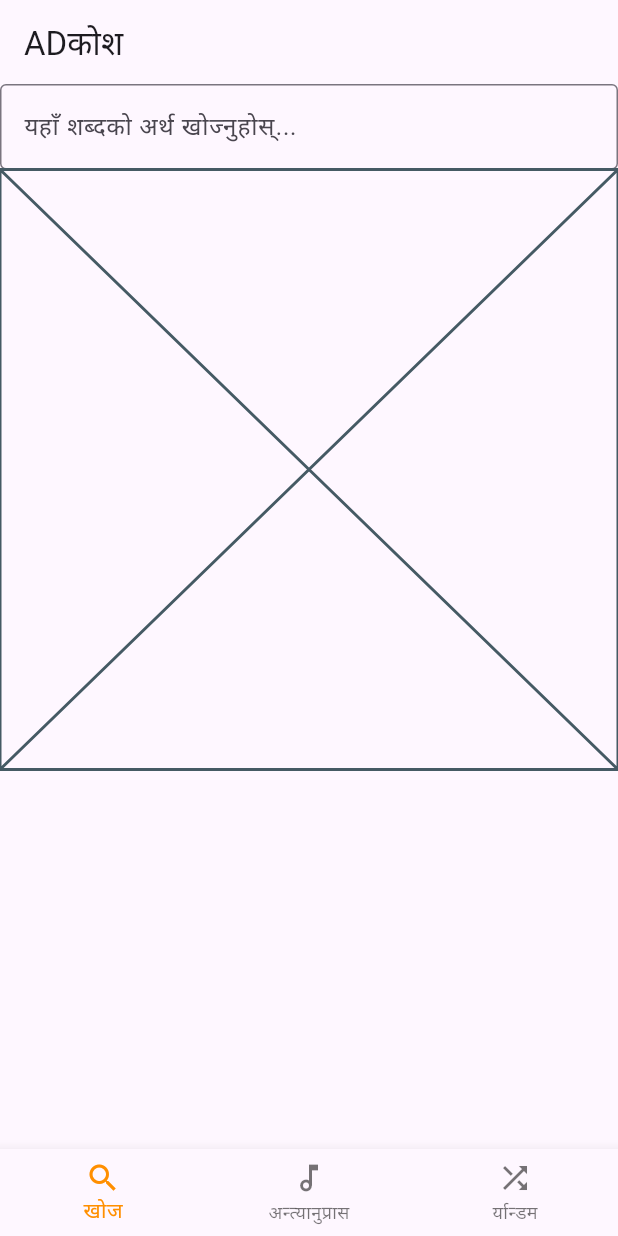
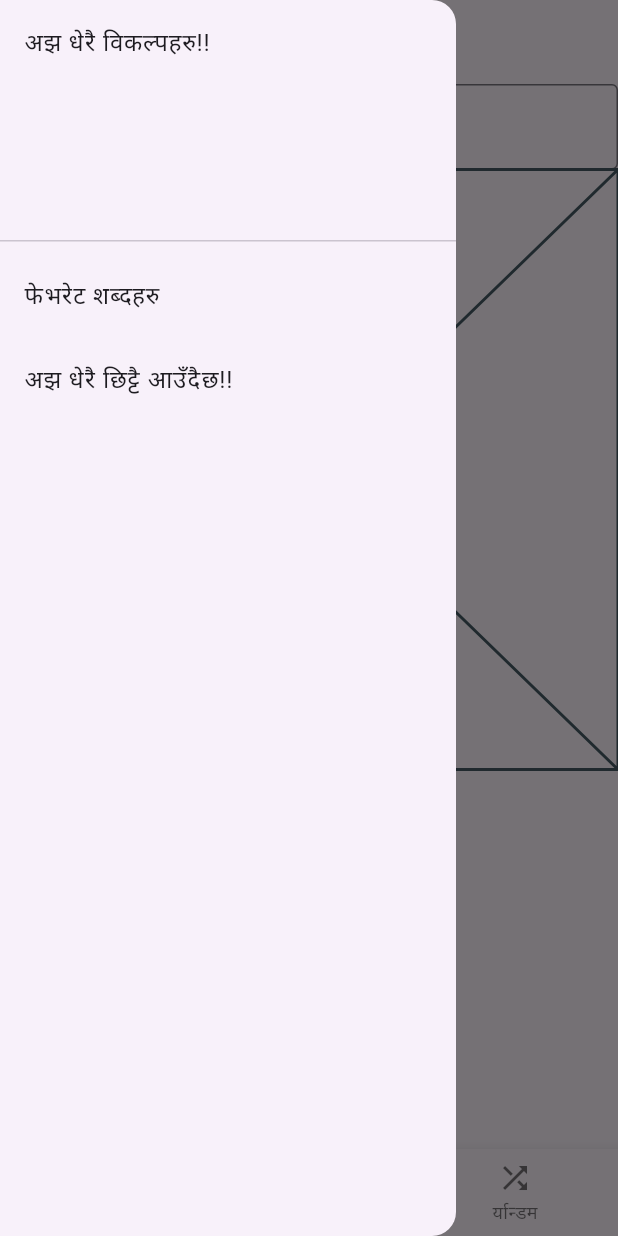
Before and after one commit to miracleanupam/ADKosh, a Flutter app: the screen it shows after launch, with the side drawer open (before the commit the screen has no drawer), on a phone screen of 412 x 824 dp. Run offline on Flutter 3.47's test engine with Material 2 defaults, Android fonts, the phone set to English and light mode, and no system bars; our stand-ins replace sqflite; accounts and stored records are empty.

Commit message:
feat: added navigation drawer on the dashboard

```diff
--- a/lib/screens/dashboard.dart
+++ b/lib/screens/dashboard.dart
@@ -1,3 +1,4 @@
+import 'package:adkosh/screens/drawer.dart';
 import 'package:adkosh/screens/random.dart';
 import 'package:adkosh/screens/search.dart';
 import 'package:adkosh/screens/searchRhyme.dart';
@@ -16,10 +17,6 @@ class _DashboardState extends State<Dashboard> {
       TextStyle(fontSize: 30, fontWeight: FontWeight.bold);
   static List<Widget> _widgetOptions = <Widget>[
     Search(),
-    // Text(
-    //   'Index 1: Business',
-    //   style: optionStyle,
-    // ),
     SearchRhyme(),
     RandomScreen(),
   ];
@@ -32,6 +29,7 @@ class _DashboardState extends State<Dashboard> {
   @override
   Widget build(BuildContext context) {
     return Scaffold(
+      drawer: ADDrawer(),
       appBar: AppBar(
         title: const Text('ADकोश'),
       ),
--- /dev/null
+++ b/lib/screens/drawer.dart
@@ -0,0 +1,48 @@
+import 'package:adkosh/screens/favorites.dart';
+import 'package:flutter/material.dart';
+import 'package:path/path.dart';
+
+class ADDrawer extends StatefulWidget {
+  const ADDrawer({super.key});
+
+  @override
+  State<ADDrawer> createState() => _ADDrawerState();
+}
+
+class _ADDrawerState extends State<ADDrawer> {
+  int currentSelection = 0;
+  @override
+  void initState() {
+    super.initState();
+    print("initialize vayo");
+    setState(() {
+      currentSelection = 0;
+    });
+  }
+
+  @override
+  Widget build(BuildContext context) {
+    return Drawer(
+      child: ListView(
+        children: [
+          DrawerHeader(
+            child: Text('अझ धेरै विकल्पहरु!!'),
+          ),
+          ListTile(
+            title: Text('फेभरेट शब्दहरु'),
+            onTap: () {
+              Navigator.pop(context);
+              Navigator.push(context, MaterialPageRoute(builder: (context) => Favourites()));
+            },
+          ),
+          ListTile(
+            title: Text('अझ धेरै छिट्टै आउँदैछ!!'),
+            onTap: () {
+
+            },
+          )
+        ],
+      )
+    );
+  }
+}
```
Also changed, not shown: lib/screens/favorites.dart (added, +62 -0 lines), lib/services/dbServices.dart (+10 -0 lines).
